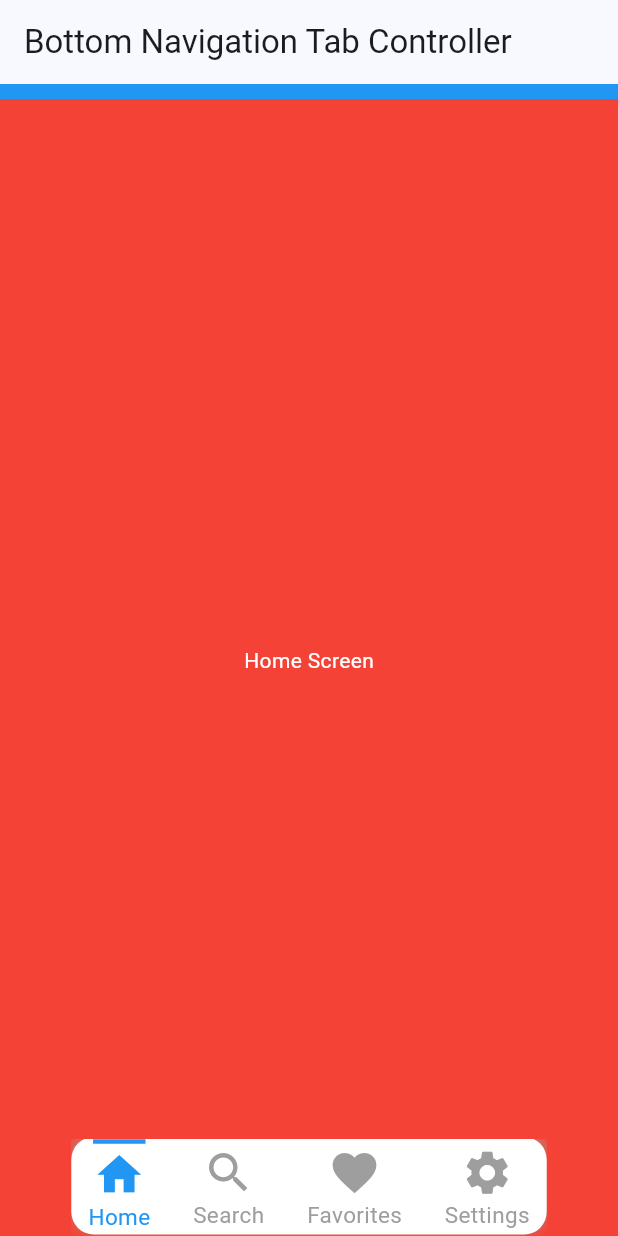
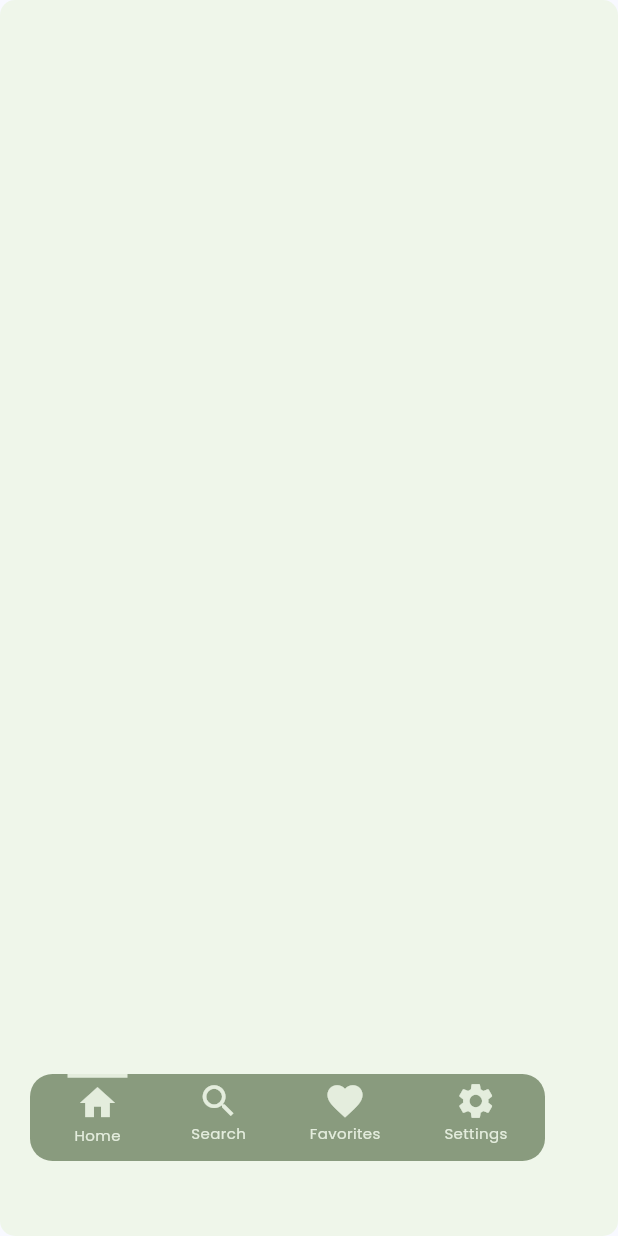
Before and after one commit to Juwonlo/UI_Screens, a Flutter app: the screen it shows after launch, on a phone screen of 412 x 824 dp. Run offline on Flutter 3.47's test engine with Material 2 defaults, Android fonts, the phone set to English and light mode, and no system bars; our stand-ins replace google_fonts.

Commit message:
Updated the Bottom Navigator Bar

```diff
--- a/lib/main.dart
+++ b/lib/main.dart
@@ -6,9 +6,10 @@ import 'package:ui_screens/screen_one/last_row.dart';
 import 'package:ui_screens/screen_one/second_row.dart';
 import 'package:ui_screens/screen_one/six_row.dart';
 import 'package:ui_screens/screen_one/third_row.dart';
-import 'package:ui_screens/screen_two/TwoContainer.dart';
-import 'package:ui_screens/screen_two/bottom_nav_bar.dart';
-import 'package:ui_screens/screen_two/drawer.dart';
+import 'package:ui_screens/screen_two/main_page.dart';
+import 'package:ui_screens/test_screen_two/bottom_nav_bar.dart';
+
+
 
 void main() {
   runApp(const MyApp());
@@ -27,16 +28,16 @@ class MyApp extends StatelessWidget {
         colorScheme: ColorScheme.fromSeed(seedColor: Colors.blue),
         useMaterial3: true,
       ),
-      home: MyHomePage(),
+      home: MainPage(),
 
-      //BottomNavBar(),
-
-      //MyPage(),
-
-      //const MyHomePage(),
     );
   }
 }
+
+
+
+
+
 
 // class MyHomePage extends StatefulWidget {
 //   const MyHomePage({super.key,});
--- /dev/null
+++ b/lib/screen_two/first_page.dart
@@ -0,0 +1,21 @@
+import 'package:flutter/material.dart';
+import 'package:ui_screens/screen_one/constant.dart';
+
+
+class DashBoardPage extends StatefulWidget {
+  const DashBoardPage({Key? key}) : super(key: key);
+
+  @override
+  State<DashBoardPage> createState() => _DashBoardPageState();
+}
+
+class _DashBoardPageState extends State<DashBoardPage> {
+  @override
+  Widget build(BuildContext context) {
+    return AppContainer(
+      width: MediaQuery.sizeOf(context).width,
+      height: MediaQuery.sizeOf(context).height,
+      color: AppColor.secondaryColor,
+    );
+  }
+}
--- /dev/null
+++ b/lib/screen_two/fourth_page.dart
@@ -0,0 +1,14 @@
+import 'package:flutter/material.dart';
+
+
+class Screen4 extends StatelessWidget {
+  @override
+  Widget build(BuildContext context) {
+    return Container(
+      color: Colors.orange,
+      child: Center(
+        child: Text('Settings Screen', style: TextStyle(color: Colors.white)),
+      ),
+    );
+  }
+}
--- /dev/null
+++ b/lib/screen_two/main_page.dart
@@ -0,0 +1,111 @@
+import 'package:flutter/material.dart';
+import 'package:ui_screens/screen_one/constant.dart';
+import 'package:ui_screens/screen_two/first_page.dart';
+import 'package:ui_screens/screen_two/fourth_page.dart';
+import 'package:ui_screens/screen_two/second_page.dart';
+import 'package:ui_screens/screen_two/third_page.dart';
+
+class MainPage extends StatefulWidget {
+  const MainPage({Key? key}) : super(key: key);
+
+  @override
+  State<MainPage> createState() => _MainPageState();
+}
+
+class _MainPageState extends State<MainPage> {
+  int _currentIndex = 0;
+
+  final List<Widget> _screens = [
+    DashBoardPage(),
+    Screen2(),
+    Screen3(),
+    Screen4(),
+  ];
+
+  @override
+  Widget build(BuildContext context) {
+    return Scaffold(
+      body: Stack(
+          children: <Widget>[
+            _screens[_currentIndex],
+            Positioned(
+              bottom: 50,
+              left: 20,
+              right: 20,
+
+              child: Stack(
+                children: [
+                  Container(
+                    height: 58,
+                    width: MediaQuery.of(context).size.width / 1.2,
+                    decoration: BoxDecoration(
+                      borderRadius: BorderRadius.circular(15),
+                      color: AppColor.primaryColor,
+                    ),
+                  ),
+                  Positioned(
+                    bottom: 7,
+                    child: Container(
+                      height: 55,
+                      width: MediaQuery.of(context).size.width / 1.2,
+                      decoration: BoxDecoration(
+                        borderRadius: BorderRadius.circular(15),
+                        color: Colors.transparent,
+                      ),
+                          child: Padding(
+                            padding: const EdgeInsets.only(left:25.0, right: 25.0,),
+                            child: Row(
+                              mainAxisAlignment: MainAxisAlignment.spaceBetween,
+                              children: [
+                                _buildTabItem(0, Icons.home, 'Home'),
+                                _buildTabItem(1, Icons.search, 'Search'),
+                                _buildTabItem(2, Icons.favorite, 'Favorites'),
+                                _buildTabItem(3, Icons.settings, 'Settings'),
+                              ],
+                            ),
+                          ),
+                        ),
+                      ),
+                ],
+              ),
+            ),
+          ],
+        ),
+    );
+  }
+
+  Widget _buildTabItem(int index, IconData icon, String label) {
+    return GestureDetector(
+      onTap: () {
+        setState(() {
+          _currentIndex = index;
+        });
+      },
+      child: Container(
+        //padding: EdgeInsets.all(5),
+        child: Column(
+          mainAxisSize: MainAxisSize.min,
+          children: [
+            if (_currentIndex == index)
+              Container(
+                width: 40,
+                height: 3,
+                color: AppColor.secondaryColor,
+              ),
+            SizedBox(height: 3),
+            Icon(
+              icon,
+              size: 28,
+              color: _currentIndex == index ? AppColor.secondaryColor : AppColor.secondaryColor,
+            ),
+           PrimaryText(
+             text: label,
+                size: 10,
+                color: _currentIndex == index ? AppColor.secondaryColor : AppColor.secondaryColor,
+              ),
+          ],
+        ),
+      ),
+    );
+  }
+}
--- /dev/null
+++ b/lib/screen_two/second_page.dart
@@ -0,0 +1,13 @@
+import 'package:flutter/material.dart';
+
+class Screen2 extends StatelessWidget {
+  @override
+  Widget build(BuildContext context) {
+    return Container(
+      color: Colors.green,
+      child: Center(
+        child: Text('Search Screen', style: TextStyle(color: Colors.white)),
+      ),
+    );
+  }
+}
--- /dev/null
+++ b/lib/screen_two/third_page.dart
@@ -0,0 +1,14 @@
+import 'package:flutter/material.dart';
+
+
+class Screen3 extends StatelessWidget {
+  @override
+  Widget build(BuildContext context) {
+    return Container(
+      color: Colors.blue,
+      child: Center(
+        child: Text('Favorites Screen', style: TextStyle(color: Colors.white)),
+      ),
+    );
+  }
+}
--- a/lib/screen_two/TwoContainer.dart
+++ b/lib/test_screen_two/TwoContainer.dart
@@ -212,8 +212,8 @@
 
 
 import 'package:flutter/material.dart';
-import 'package:ui_screens/screen_two/drawer.dart';
-import 'package:ui_screens/screen_two/page_one.dart';
+import 'package:ui_screens/test_screen_two/drawer.dart';
+import 'package:ui_screens/test_screen_two/page_one.dart';
 
 
 class MyPage extends StatefulWidget {
--- a/lib/screen_two/bottom_nav_bar.dart
+++ b/lib/test_screen_two/bottom_nav_bar.dart
@@ -492,14 +492,6 @@ class _MyHomePageState extends State<MyHomePage> {
                  ],
                ),
           ),
-          Align(
-            alignment: Alignment.topCenter,
-            child: Container(
-              height: 10, // Adjust the height of the tab controller bar as needed
-              color: Colors.blue, // Color of the tab controller bar
-              width: double.infinity,
-            ),
-          ),
         ],
       ),
     );
```
Also changed, not shown: lib/test_screen_two/drawer.dart (renamed from lib/screen_two/drawer.dart), lib/test_screen_two/page_one.dart (renamed from lib/screen_two/page_one.dart).
